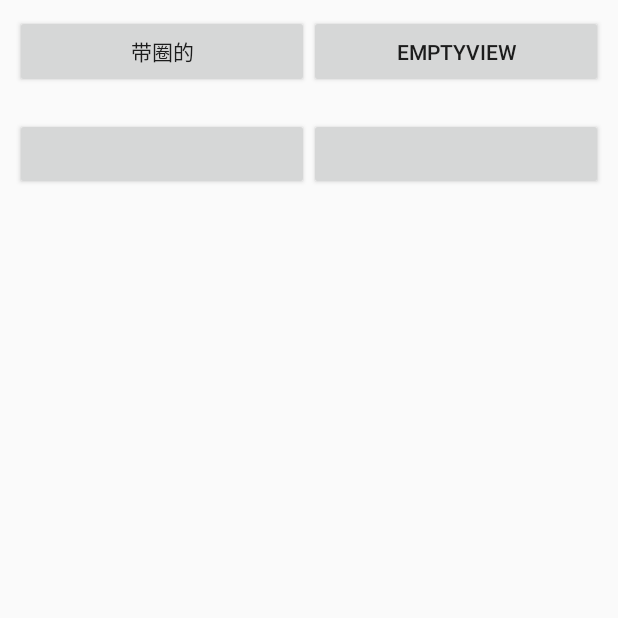
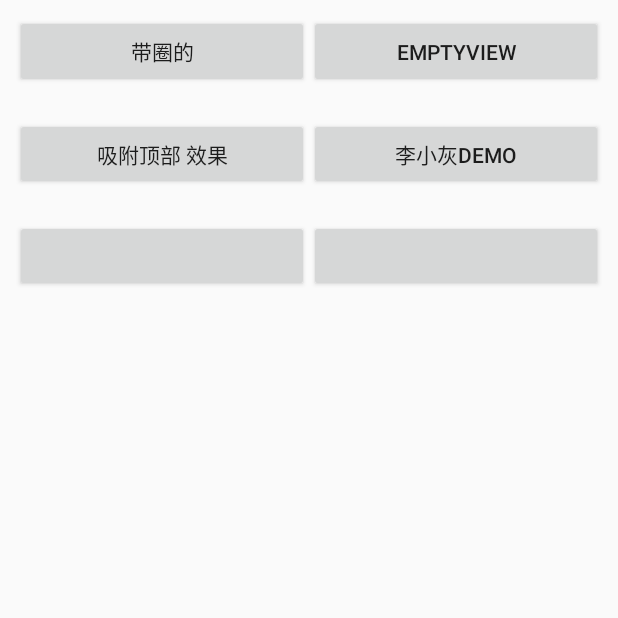
Before and after one commit to rcj60560/MyTest, an Android app: the RecyclerviewActivity screen opened directly, with no data from a screen before it, on a phone screen of 412 x 824 dp, the top half of it. Run offline under Robolectric (Android 15) with nearby library versions, the phone set to English and light mode, and no system bars.

Commit message:
李小灰代码

```diff
--- a/app/src/main/AndroidManifest.xml
+++ b/app/src/main/AndroidManifest.xml
@@ -61,6 +61,7 @@
         <activity android:name=".activity.customview.CircleviewActivity" />
         <activity android:name=".activity.douya.DouyaActivity" />
         <activity android:name=".activity.douya.Page1Activity" />
+        <activity android:name=".activity.recyclerview.XiFuActivity" />
 
         <service android:name=".activity.service.SimpleService" />
         <service android:name=".activity.service.BindService" />
--- a/app/src/main/java/com/luocj/mytest/activity/recyclerview/RecyclerviewActivity.java
+++ b/app/src/main/java/com/luocj/mytest/activity/recyclerview/RecyclerviewActivity.java
@@ -40,6 +40,10 @@ public class RecyclerviewActivity extends AppCompatActivity implements View.OnCl
                 startActivity(new Intent(this, SuspensionActivity.class));
                 break;
 
+            case R.id.btn4:
+                startActivity( new Intent(this,XiFuActivity.class));
+                break;
+
         }
     }
 }
--- a/app/src/main/java/com/luocj/mytest/widget/PullLoadMoreView.java
+++ b/app/src/main/java/com/luocj/mytest/widget/PullLoadMoreView.java
@@ -73,7 +73,6 @@ public class PullLoadMoreView extends LinearLayout {
         buildView();
         return headLayout;
     }
-
     /**
      * 构建整个view布局
      */
--- a/app/src/main/res/layout/activity_recyclerview_test.xml
+++ b/app/src/main/res/layout/activity_recyclerview_test.xml
@@ -37,10 +37,32 @@
             android:id="@+id/btn3"
             android:layout_width="0dp"
             android:layout_height="match_parent"
+            android:layout_weight="1"
+            android:text="吸附顶部 效果" />
+
+        <Button
+            android:id="@+id/btn4"
+            android:layout_width="0dp"
+            android:layout_height="wrap_content"
+            android:layout_weight="1"
+            android:text="李小灰demo" />
+
+    </LinearLayout>
+
+    <LinearLayout
+        android:layout_width="match_parent"
+        android:layout_height="wrap_content"
+        android:layout_margin="10dp"
+        android:orientation="horizontal">
+
+        <Button
+            android:id="@+id/btn5"
+            android:layout_width="0dp"
+            android:layout_height="match_parent"
             android:layout_weight="1" />
 
         <Button
-            android:id="@+id/btn4"
+            android:id="@+id/btn6"
             android:layout_width="0dp"
             android:layout_height="wrap_content"
             android:layout_weight="1" />
--- a/app/src/main/res/values/colors.xml
+++ b/app/src/main/res/values/colors.xml
@@ -4,4 +4,5 @@
     <color name="colorPrimaryDark">#00574B</color>
     <color name="colorAccent">#D81B60</color>
     <color name="black">#000000</color>
+    <color name="red">#ff0000</color>
 </resources>
```
Also changed, not shown: app/src/main/java/com/luocj/mytest/activity/recyclerview/SuspensionActivity.java (+4 -4 lines), app/src/main/java/com/luocj/mytest/activity/recyclerview/XiFuActivity.java (added, +67 -0 lines), app/src/main/res/layout/activity_xifu.xml (added, +55 -0 lines).
